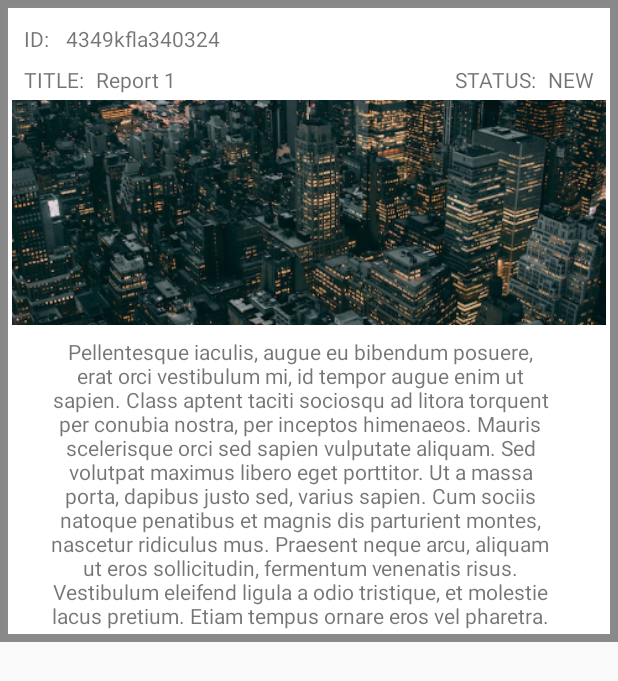
After one commit to RealtimeTrackingSystem/report-app-kotlin, an Android app: the layout report_list_item.xml on its own in the app's theme, with its tools: preview values and no code run, on a phone screen of 412 x 824 dp. The commit adds this screen. Shown: the top 681 px of the screen. Run offline under Robolectric (Android 15) with nearby library versions, the phone set to English and light mode, and no system bars; network calls fail.

Commit message:
Added View Reports Functionality

```diff
--- a/app/build.gradle
+++ b/app/build.gradle
@@ -44,4 +44,6 @@ dependencies {
     androidTestImplementation 'com.android.support.test.espresso:espresso-core:3.0.2'
     implementation 'com.google.android.gms:play-services-location:11.8.0'
     implementation 'com.github.hardillb:MultiPartVolley:0.0.3'
+    implementation 'com.github.bumptech.glide:glide:4.2.0'
+    kapt 'com.github.bumptech.glide:compiler:4.2.0'
 }
--- a/app/src/main/java/com/johnhigginsmavila/rcrtskotlinapp/Model/MediaUpload.kt
+++ b/app/src/main/java/com/johnhigginsmavila/rcrtskotlinapp/Model/MediaUpload.kt
@@ -1,7 +1,9 @@
 package com.johnhigginsmavila.rcrtskotlinapp.Model
 
+import org.json.JSONObject
+
 class MediaUpload (
-    var metaData: String = "",
+    var metaData: JSONObject,
     var platform: String = "cloudinary"
 ) {
 
--- a/app/src/main/java/com/johnhigginsmavila/rcrtskotlinapp/Services/AuthService.kt
+++ b/app/src/main/java/com/johnhigginsmavila/rcrtskotlinapp/Services/AuthService.kt
@@ -27,8 +27,12 @@ object AuthService {
                     }
                     val payload = response.getJSONObject("payload")
                     val userJson = payload.getJSONObject("user")
+
+                    App.prefs.reporterId = userJson.getString("reporterID")
                     App.prefs.userData = userJson.toString()
                     App.prefs.authToken = payload.getString("token")
+                    Log.d("AUTH", App.prefs.reporterId)
+                    Log.d("AUTH", userJson.getString("reporterID"))
                     App.prefs.isLoggedIn = true
                     it.onNext(true)
                 } catch (e: JSONException) {
@@ -70,6 +74,7 @@ object AuthService {
                     App.prefs.userData = userJson.toString()
                     App.prefs.authToken = payload.getString("token")
                     App.prefs.isLoggedIn = true
+                    App.prefs.reporterId = userJson.getString("reporterID")
                     it.onNext(true)
                 } catch (e: JSONException) {
                     Log.d("JSON", "EXC:" + e.localizedMessage)
--- /dev/null
+++ b/app/src/main/res/drawable/report_list_background.xml
@@ -0,0 +1,5 @@
+<?xml version="1.0" encoding="utf-8"?>
+<shape xmlns:android="http://schemas.android.com/apk/res/android">
+    <solid android:color="@color/common_google_signin_btn_text_dark_default"/>
+    <stroke android:color="@color/colorSecondaryTransparent" android:width="5dp"/>
+</shape>
--- /dev/null
+++ b/app/src/main/res/layout/report_list_item.xml
@@ -0,0 +1,68 @@
+<?xml version="1.0" encoding="utf-8"?>
+<android.support.constraint.ConstraintLayout xmlns:android="http://schemas.android.com/apk/res/android"
+                                             xmlns:app="http://schemas.android.com/apk/res-auto"
+                                             xmlns:tools="http://schemas.android.com/tools"
+                                             android:layout_width="match_parent"
+                                             android:layout_height="wrap_content"
+                                             android:background="@drawable/report_list_background">
+
+    <TextView
+            android:text="ID: "
+            android:layout_width="wrap_content"
+            android:layout_height="wrap_content"
+            android:id="@+id/textView2" android:layout_marginTop="16dp"
+            app:layout_constraintTop_toTopOf="parent" app:layout_constraintStart_toStartOf="parent"
+            android:layout_marginStart="16dp"/>
+    <TextView
+            android:layout_width="wrap_content"
+            android:layout_height="wrap_content"
+            android:id="@+id/reportIdTxt" app:layout_constraintStart_toEndOf="@+id/textView2"
+            android:layout_marginStart="8dp"
+            tools:text="4349kfla340324"
+            app:layout_constraintTop_toTopOf="@+id/textView2"/>
+    <TextView
+            android:text="TITLE:"
+            android:layout_width="wrap_content"
+            android:layout_height="wrap_content" android:id="@+id/textView5"
+            app:layout_constraintTop_toBottomOf="@+id/textView2" app:layout_constraintStart_toStartOf="@+id/textView2"
+            android:layout_marginTop="8dp"/>
+    <TextView
+            android:layout_width="wrap_content"
+            android:layout_height="wrap_content"
+            android:id="@+id/titleTxt" app:layout_constraintStart_toEndOf="@+id/textView5"
+            android:layout_marginStart="8dp" android:layout_marginTop="8dp"
+            app:layout_constraintTop_toBottomOf="@+id/reportIdTxt" tools:text="Report 1"/>
+    <ImageView
+            android:layout_width="0dp"
+            android:layout_height="150dp"
+            android:id="@+id/previewImg"
+            app:layout_constraintEnd_toEndOf="parent"
+            android:layout_marginEnd="8dp" app:layout_constraintStart_toStartOf="parent"
+            android:layout_marginStart="8dp" app:layout_constraintTop_toBottomOf="@+id/textView9"
+            android:layout_marginTop="4dp" app:layout_constraintHorizontal_bias="0.0"
+            android:scaleType="centerCrop"
+            tools:srcCompat="@drawable/app_bg"/>
+    <TextView
+            android:layout_width="wrap_content"
+            android:layout_height="wrap_content"
+            android:id="@+id/statusTxt" app:layout_constraintEnd_toEndOf="parent" android:layout_marginEnd="16dp"
+            app:layout_constraintTop_toTopOf="@+id/textView9" tools:text="NEW"/>
+    <TextView
+            android:text="STATUS:"
+            android:layout_width="wrap_content"
+            android:layout_height="wrap_content"
+            android:id="@+id/textView9" app:layout_constraintEnd_toStartOf="@+id/statusTxt"
+            android:layout_marginEnd="8dp"
+            app:layout_constraintTop_toTopOf="@+id/titleTxt"/>
+    <TextView
+            android:layout_width="347dp"
+            android:layout_height="wrap_content"
+            android:id="@+id/descriptionTxt"
+            app:layout_constraintStart_toStartOf="parent"
+            android:layout_marginStart="8dp" app:layout_constraintEnd_toEndOf="parent" android:layout_marginEnd="8dp"
+            tools:text="Pellentesque iaculis, augue eu bibendum posuere, erat orci vestibulum mi, id tempor augue enim ut sapien. Class aptent taciti sociosqu ad litora torquent per conubia nostra, per inceptos himenaeos. Mauris scelerisque orci sed sapien vulputate aliquam. Sed volutpat maximus libero eget porttitor. Ut a massa porta, dapibus justo sed, varius sapien. Cum sociis natoque penatibus et magnis dis parturient montes, nascetur ridiculus mus. Praesent neque arcu, aliquam ut eros sollicitudin, fermentum venenatis risus. Vestibulum eleifend ligula a odio tristique, et molestie lacus pretium. Etiam tempus ornare eros vel pharetra."
+            android:textAlignment="center" android:layout_marginTop="8dp"
+            app:layout_constraintTop_toBottomOf="@+id/previewImg" android:layout_marginBottom="8dp"
+            app:layout_constraintBottom_toBottomOf="parent" app:layout_constraintHorizontal_bias="0.38"
+    />
+</android.support.constraint.ConstraintLayout>
--- a/app/src/main/res/values/strings.xml
+++ b/app/src/main/res/values/strings.xml
@@ -1,6 +1,6 @@
 <resources>
     <string name="app_name">RCRTSKotlinApp</string>
-    <string name="title_activity_menu">MenuActivity</string>
+    <string name="title_activity_menu">Reporting APP</string>
     <string name="navigation_drawer_open">Open navigation drawer</string>
     <string name="navigation_drawer_close">Close navigation drawer</string>
     <string name="nav_header_title">Android Studio</string>
```
Also changed, not shown: app/src/main/java/com/johnhigginsmavila/rcrtskotlinapp/Adapters/ReportListAdapter.kt (added, +57 -0 lines), app/src/main/java/com/johnhigginsmavila/rcrtskotlinapp/Controller/Fragments/ViewReportsFragment.kt (+35 -1 lines), app/src/main/java/com/johnhigginsmavila/rcrtskotlinapp/Controller/MenuActivity.kt (+16 -5 lines), app/src/main/java/com/johnhigginsmavila/rcrtskotlinapp/Services/ReportService.kt (+89 -2 lines), app/src/main/java/com/johnhigginsmavila/rcrtskotlinapp/Utilities/Constants.kt (+8 -0 lines), app/src/main/java/com/johnhigginsmavila/rcrtskotlinapp/Utilities/SharedPrefs.kt (+7 -0 lines), app/src/main/res/layout/fragment_view_reports.xml (+21 -9 lines).
